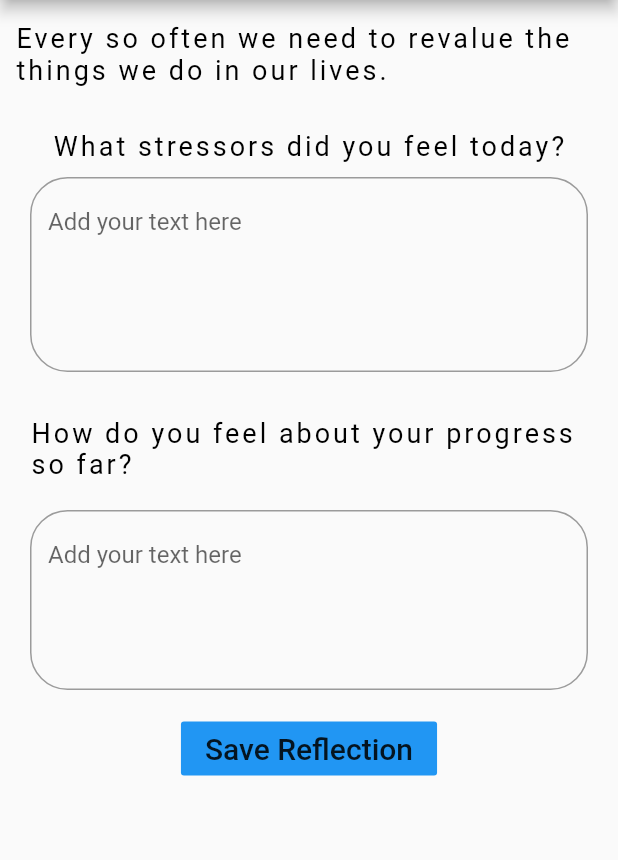
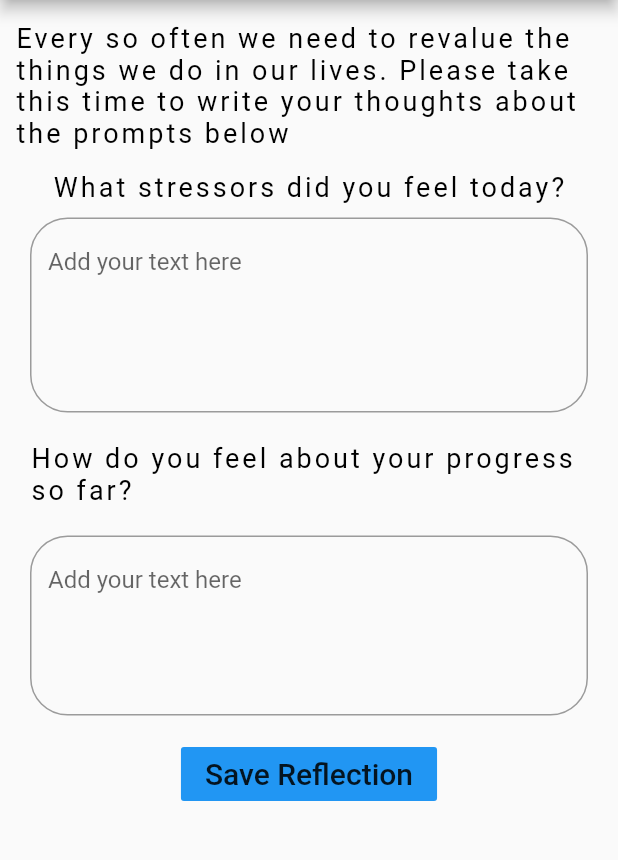
Before and after one commit to irfanyusra/Puffaway, a Flutter app: the Reflections screen opened directly with empty values, on a phone screen of 412 x 824 dp, the part 84-944 px from its top. Run offline on Flutter 3.47's test engine with Material 2 defaults, Android fonts, the phone set to English and light mode, and no system bars; our stand-ins replace charts_flutter, cloud_firestore, firebase_auth, flutter_spinkit, table_calendar, timeago; accounts and stored records are empty.

```diff
--- a/vape_app/lib/Logs/logs_page_helper.dart
+++ b/vape_app/lib/Logs/logs_page_helper.dart
@@ -130,6 +130,7 @@ class LogsPageHelperState extends State<LogsPageHelper> {
                       value: selectedTrigger,
                       items: dropdownTriggerItems,
                       onChanged: onChangeDropdownTriggerItem,
+                      hint:new Text("Select one")
                     ),
                   ),
                 ),
--- a/vape_app/lib/Reflections/reflections_page.dart
+++ b/vape_app/lib/Reflections/reflections_page.dart
@@ -49,7 +49,7 @@ class _ReflectionsState extends State<Reflections> {
             children: <Widget>[
               Container(
                 child: Text(
-                  'Every so often we need to revalue the things we do in our lives.', //Please take this time to write your thoughts about the prompts below
+                  'Every so often we need to revalue the things we do in our lives. Please take this time to write your thoughts about the prompts below',
                   style: TextStyle(
                     color: Colors.black,
                     letterSpacing: 2.0,
@@ -58,7 +58,7 @@ class _ReflectionsState extends State<Reflections> {
                 ),
               ),
               SizedBox(
-                height: 30.0,
+                height: 15.0,
               ),
               Container(
                 child: Text(
@@ -105,7 +105,7 @@ class _ReflectionsState extends State<Reflections> {
                 ),
               ),
               SizedBox(
-                height: 20.0,
+                height: 10.0,
               ),
               Container(
                 child: Padding(
--- a/vape_app/lib/authenticate/register.dart
+++ b/vape_app/lib/authenticate/register.dart
@@ -15,7 +15,6 @@ class Register extends StatefulWidget {
 class _RegisterState extends State<Register> {
   //Default triggers
    List<String> triggers = [
-    'Select one',
     'Time of day',
     'Wake-up routine',
     'Boredom',
```
